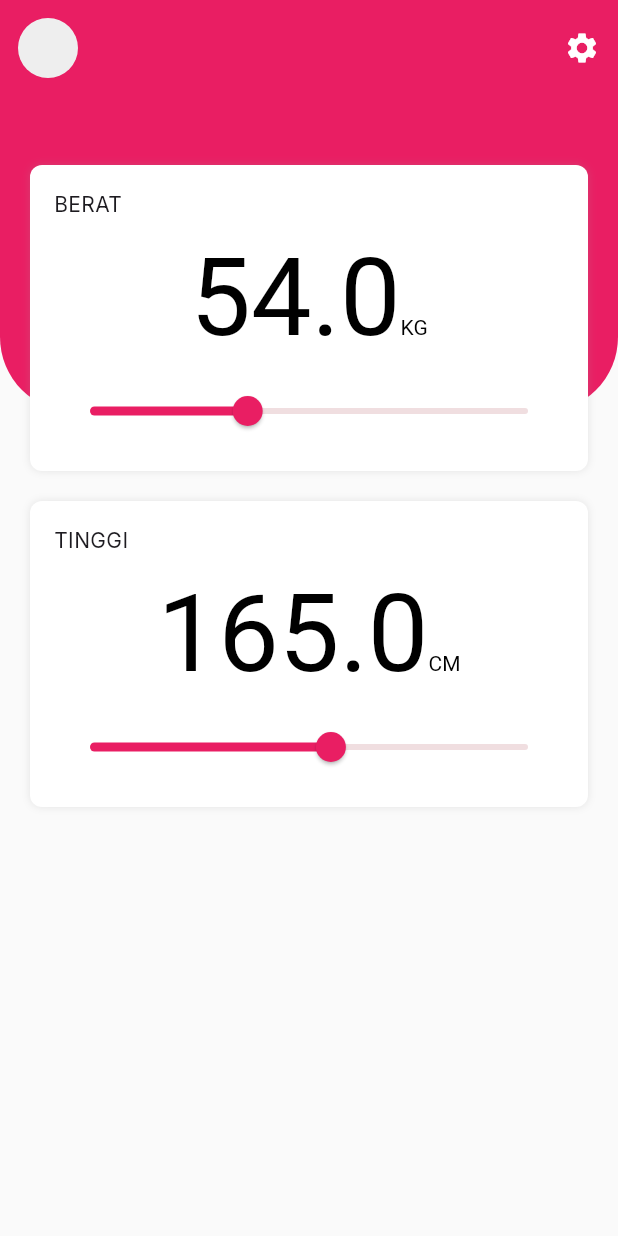
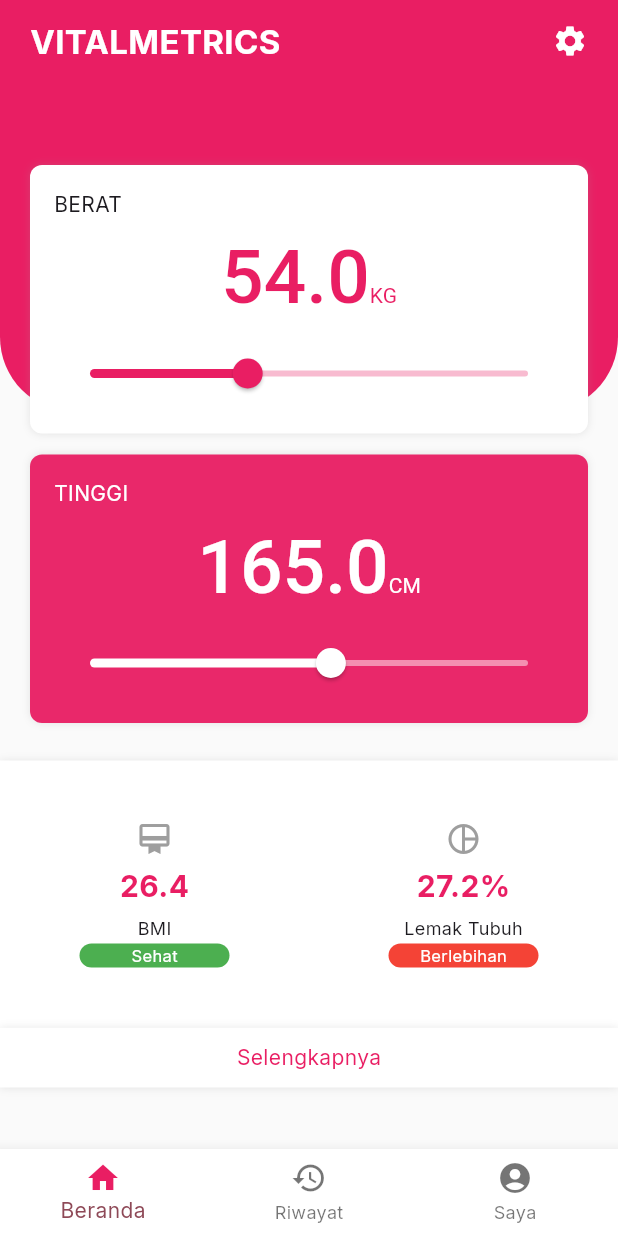
Before and after one commit to izzaalfiansyah/vitalmetrics, a Flutter app: the screen it shows after launch, on a phone screen of 412 x 824 dp. Run offline on Flutter 3.47's test engine with Material 3 defaults, Android fonts, the phone set to English and light mode, and no system bars; our stand-ins replace google_fonts.

Commit message:
fixed home page

```diff
--- a/lib/pages/index.dart
+++ b/lib/pages/index.dart
@@ -28,7 +28,7 @@ class _IndexScreenState extends State<IndexScreen> {
         child: Stack(
           children: [
             Container(
-              padding: EdgeInsets.symmetric(horizontal: 12, vertical: 12),
+              padding: EdgeInsets.symmetric(horizontal: 20, vertical: 12),
               height: size.height * 1 / 3,
               decoration: BoxDecoration(
                 color: cPrimary,
@@ -43,8 +43,13 @@ class _IndexScreenState extends State<IndexScreen> {
                       crossAxisAlignment: CrossAxisAlignment.center,
                       mainAxisAlignment: MainAxisAlignment.spaceBetween,
                       children: [
-                        CircleAvatar(
-                          backgroundColor: Colors.grey.shade200,
+                        Text(
+                          'VITALMETRICS',
+                          style: TextStyle(
+                            color: Colors.white,
+                            fontWeight: FontWeight.bold,
+                            fontSize: 22,
+                          ),
                         ),
                         InkWell(
                           onTap: () {},
@@ -61,7 +66,9 @@ class _IndexScreenState extends State<IndexScreen> {
             ),
             Container(
               padding: EdgeInsets.only(top: 90),
-              child: Container(
+              child: Column(
+                children: [
+                  Container(
                     padding: EdgeInsets.all(20),
                     child: Column(
                       children: [
@@ -83,15 +90,19 @@ class _IndexScreenState extends State<IndexScreen> {
                                 padding: EdgeInsets.symmetric(vertical: 10),
                                 alignment: Alignment.center,
                                 child: RichText(
-                              text: TextSpan(children: [
+                                  text: TextSpan(
+                                    children: [
                                       TextSpan(
                                         text: _weight.toString(),
                                         style: TextStyle(
-                                    fontSize: 72,
+                                          fontSize: 50,
+                                          fontWeight: FontWeight.w500,
                                         ),
                                       ),
                                       TextSpan(text: 'KG')
-                              ], style: TextStyle(color: Colors.black)),
+                                    ],
+                                    style: TextStyle(color: cPrimary),
+                                  ),
                                 ),
                               ),
                               Slider(
@@ -100,45 +111,56 @@ class _IndexScreenState extends State<IndexScreen> {
                                 value: _weight,
                                 thumbColor: cPrimary,
                                 activeColor: cPrimary,
+                                inactiveColor: cPrimary.shade100,
                                 onChanged: (val) {},
                               )
                             ],
                           ),
                         ),
-                    SizedBox(height: 20),
+                        SizedBox(height: 14),
                         Container(
                           padding: EdgeInsets.all(16),
                           width: double.infinity,
                           decoration: BoxDecoration(
-                        color: Colors.white,
+                            color: cPrimary.withOpacity(.95),
                             borderRadius: BorderRadius.circular(8),
                             boxShadow: shadowBase,
                           ),
                           child: Column(
                             crossAxisAlignment: CrossAxisAlignment.start,
                             children: [
-                          Text('TINGGI'),
+                              Text(
+                                'TINGGI',
+                                style: TextStyle(
+                                  color: Colors.white,
+                                ),
+                              ),
                               Container(
                                 padding: EdgeInsets.symmetric(vertical: 10),
                                 alignment: Alignment.center,
                                 child: RichText(
-                              text: TextSpan(children: [
+                                  text: TextSpan(
+                                    children: [
                                       TextSpan(
                                         text: _height.toString(),
                                         style: TextStyle(
-                                    fontSize: 72,
+                                          fontWeight: FontWeight.w500,
+                                          fontSize: 50,
                                         ),
                                       ),
                                       TextSpan(text: 'CM')
-                              ], style: TextStyle(color: Colors.black)),
+                                    ],
+                                    style: TextStyle(color: Colors.white),
+                                  ),
                                 ),
                               ),
                               Slider(
                                 min: 0,
                                 max: 300,
                                 value: _height,
-                            thumbColor: cPrimary,
-                            activeColor: cPrimary,
+                                thumbColor: Colors.white,
+                                activeColor: Colors.white,
+                                inactiveColor: cPrimary.shade200,
                                 onChanged: (val) {},
                               )
                             ],
@@ -147,10 +169,138 @@ class _IndexScreenState extends State<IndexScreen> {
                       ],
                     ),
                   ),
+                  SizedBox(height: 5),
+                  Container(
+                    padding: EdgeInsets.symmetric(vertical: 40),
+                    decoration: BoxDecoration(
+                      color: Colors.white,
+                      boxShadow: shadowBase,
+                    ),
+                    child: Column(
+                      children: [
+                        Row(
+                          mainAxisAlignment: MainAxisAlignment.spaceAround,
+                          crossAxisAlignment: CrossAxisAlignment.center,
+                          children: [
+                            classificationItem(
+                              size,
+                              icon: Icons.card_membership,
+                              title: 'BMI',
+                              resultValue: '26.4',
+                              resultText: 'Sehat',
+                              resultColor: Colors.green,
+                            ),
+                            classificationItem(
+                              size,
+                              icon: Icons.pie_chart_outline_sharp,
+                              title: 'Lemak Tubuh',
+                              resultValue: '27.2%',
+                              resultText: 'Berlebihan',
+                              resultColor: Colors.red,
+                            ),
+                          ],
+                        ),
+                      ],
+                    ),
+                  ),
+                  Container(
+                    alignment: Alignment.center,
+                    padding: EdgeInsets.symmetric(vertical: 10),
+                    decoration: BoxDecoration(
+                      color: Colors.white,
+                      boxShadow: shadowBase,
+                    ),
+                    child: InkWell(
+                      onTap: () {},
+                      child: Text(
+                        'Selengkapnya',
+                        style: TextStyle(
+                          color: cPrimary,
+                        ),
+                      ),
+                    ),
+                  ),
+                  SizedBox(height: 20),
+                ],
+              ),
             )
           ],
         ),
       ),
+      bottomNavigationBar: BottomNavigationBar(
+        backgroundColor: Colors.white,
+        items: [
+          BottomNavigationBarItem(
+            icon: Icon(
+              Icons.home,
+              color: cPrimary,
+            ),
+            label: 'Beranda',
+          ),
+          BottomNavigationBarItem(
+            icon: Icon(Icons.history),
+            label: 'Riwayat',
+          ),
+          BottomNavigationBarItem(
+            icon: Icon(Icons.account_circle),
+            label: 'Saya',
+          ),
+        ],
+      ),
+    );
+  }
+
+  Container classificationItem(Size size,
+      {required IconData icon,
+      required String resultValue,
+      required String title,
+      required String resultText,
+      required Color resultColor}) {
+    return Container(
+      width: size.width * 1 / 3,
+      alignment: Alignment.center,
+      child: Column(
+        crossAxisAlignment: CrossAxisAlignment.center,
+        children: [
+          Icon(
+            icon,
+            color: Colors.grey,
+          ),
+          SizedBox(height: 5),
+          Text(
+            resultValue,
+            style: TextStyle(
+              fontWeight: FontWeight.bold,
+              fontSize: 20,
+              color: cPrimary,
+            ),
+          ),
+          SizedBox(height: 5),
+          Text(
+            title,
+            style: TextStyle(fontSize: 12),
+          ),
+          SizedBox(height: 2),
+          Container(
+            alignment: Alignment.center,
+            width: 100,
+            decoration: BoxDecoration(
+              color: resultColor,
+              borderRadius: BorderRadius.horizontal(
+                left: Radius.circular(50),
+                right: Radius.circular(50),
+              ),
+            ),
+            child: Text(
+              resultText,
+              style: TextStyle(
+                fontSize: 11,
+                color: Colors.white,
+              ),
+            ),
+          ),
+        ],
+      ),
     );
   }
 }
```
Lines whose indentation alone changed are shown as unchanged.
